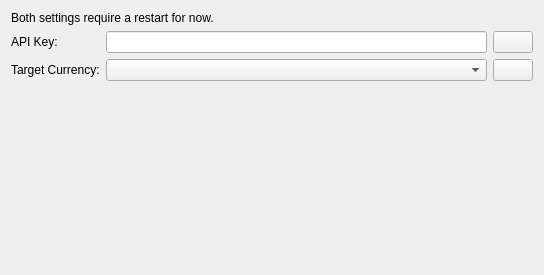
Before: the Qt Designer form widgets/settingspages/generalsettingspage.ui in arturo182/lectronizer, drawn with Qt 5.
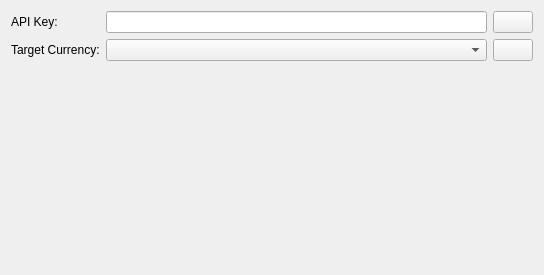
After: the same form once the commit is applied. Icons and pictures are not drawn.

Commit message: Remove old info about restart being required

```diff
--- a/widgets/settingspages/generalsettingspage.ui
+++ b/widgets/settingspages/generalsettingspage.ui
@@ -11,21 +11,14 @@
    </rect>
   </property>
   <layout class="QFormLayout" name="formLayout">
-   <item row="0" column="0" colspan="2">
-    <widget class="QLabel" name="restartInfoLabel">
-     <property name="text">
-      <string>Both settings require a restart for now.</string>
-     </property>
-    </widget>
-   </item>
-   <item row="1" column="0">
+   <item row="0" column="0">
     <widget class="QLabel" name="apiKeyLabel">
      <property name="text">
       <string>API Key:</string>
      </property>
     </widget>
    </item>
-   <item row="1" column="1">
+   <item row="0" column="1">
     <layout class="QHBoxLayout" name="horizontalLayout">
      <item>
       <widget class="QLineEdit" name="apiKeyEdit"/>
@@ -52,14 +45,14 @@
      </item>
     </layout>
    </item>
-   <item row="2" column="0">
+   <item row="1" column="0">
     <widget class="QLabel" name="targetCurrencyLabel">
      <property name="text">
       <string>Target Currency:</string>
      </property>
     </widget>
    </item>
-   <item row="2" column="1">
+   <item row="1" column="1">
     <layout class="QHBoxLayout" name="horizontalLayout_2">
      <item>
       <widget class="QComboBox" name="targetCurrencyCombo"/>
```
The commit also changes 1 other file.
